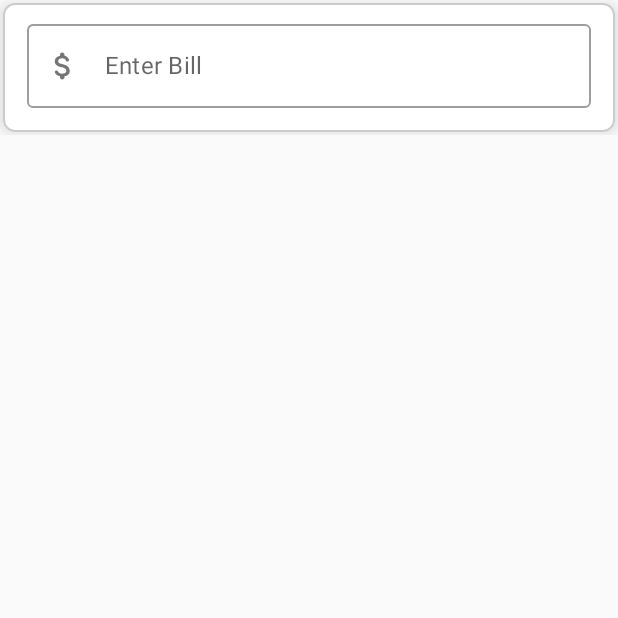
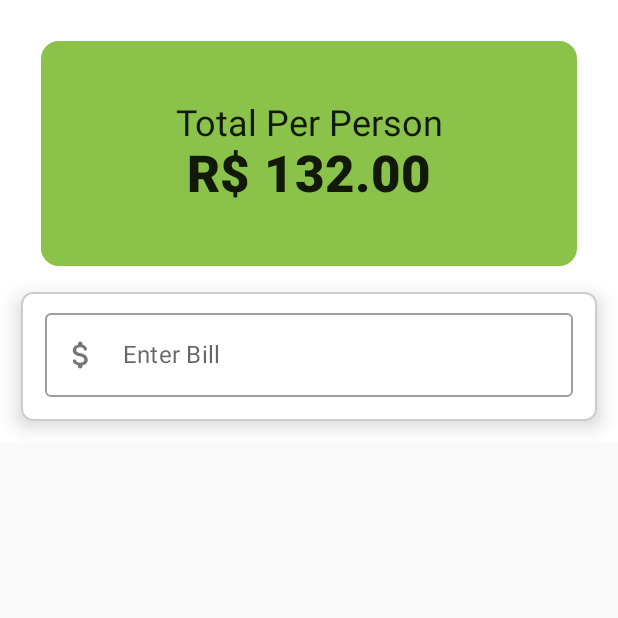
Before and after one commit to marcelosanto/jet-tip-app-jetpack-compose, an Android app built with Jetpack Compose: the screen it shows after launch (MainActivity), on a phone screen of 412 x 824 dp, the top half of it. Run offline under Robolectric (Android 15) with nearby library versions, the phone set to English and light mode, and no system bars.

```diff
--- a/app/src/main/java/xyz/spacermarcelo/jettipapp/MainActivity.kt
+++ b/app/src/main/java/xyz/spacermarcelo/jettipapp/MainActivity.kt
@@ -58,6 +58,7 @@ fun TopHeader(totalPerPerson: Double = 132.0) {
     Surface(
         modifier = Modifier
             .fillMaxWidth()
+            .padding(15.dp)
             .height(150.dp)
             .clip(shape = RoundedCornerShape(corner = CornerSize(12.dp))),
         color = Color(0xFF8BC34A),
@@ -121,6 +122,14 @@ fun BillForm(
         mutableStateOf(0f)
     }
 
+    Column(
+        modifier = Modifier.padding(12.dp),
+        verticalArrangement = Arrangement.Center,
+        horizontalAlignment = Alignment.CenterHorizontally
+    ) {
+
+        TopHeader()
+
         Surface(
             modifier = Modifier
                 .padding(2.dp)
@@ -183,7 +192,10 @@ fun BillForm(
                         modifier = Modifier.padding(horizontal = 3.dp, vertical = 12.dp),
                         horizontalArrangement = Arrangement.Start
                     ) {
-                    Text("Tip", modifier = Modifier.align(alignment = Alignment.CenterVertically))
+                        Text(
+                            "Tip",
+                            modifier = Modifier.align(alignment = Alignment.CenterVertically)
+                        )
 
                         Spacer(modifier = Modifier.width(200.dp))
 
@@ -202,11 +214,18 @@ fun BillForm(
                         Spacer(modifier = Modifier.height(14.dp))
 
                         //Slider
-                    Slider(value = sliderPositionState.value,
+                        Slider(
+                            value = sliderPositionState.value,
                             onValueChange = { newVal ->
                                 sliderPositionState.value = newVal
                                 Log.d("SLIDER", "BillForm: $newVal")
-                        })
+                            },
+                            modifier = Modifier.padding(start = 16.dp, end = 16.dp),
+                            steps = 5,
+                            onValueChangeFinished = {
+                                Log.d("SLIDER", "BillForm: Finished...")
+                            }
+                        )
                     }
 
                 } else {
@@ -216,3 +235,4 @@ fun BillForm(
             }
         }
     }
+}
```
Lines whose indentation alone changed are shown as unchanged.
